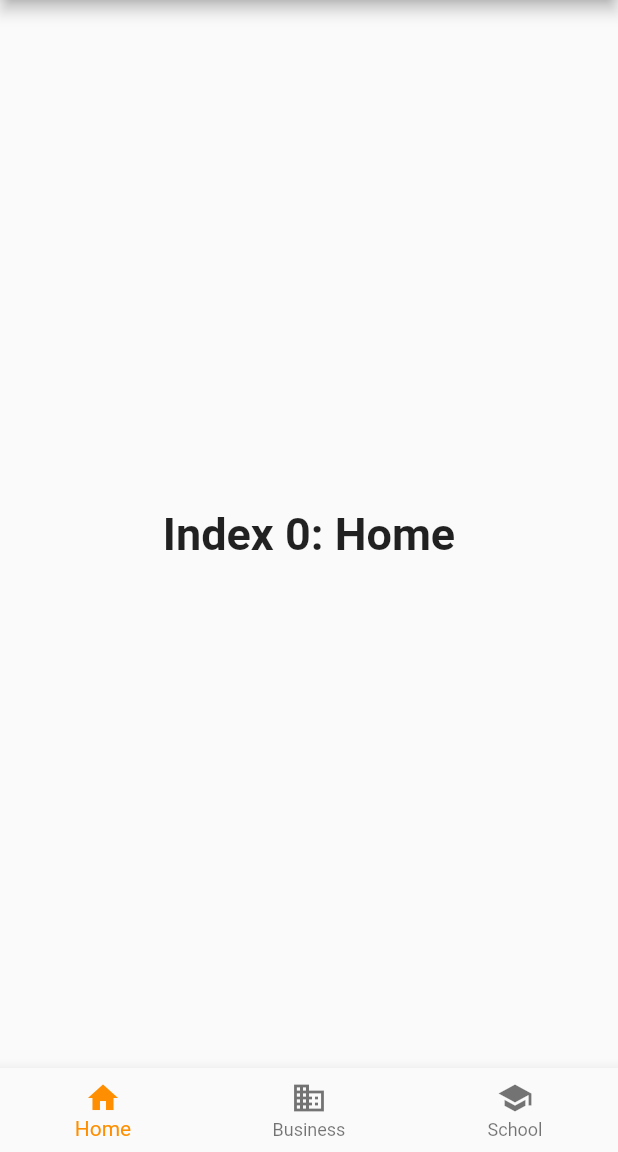
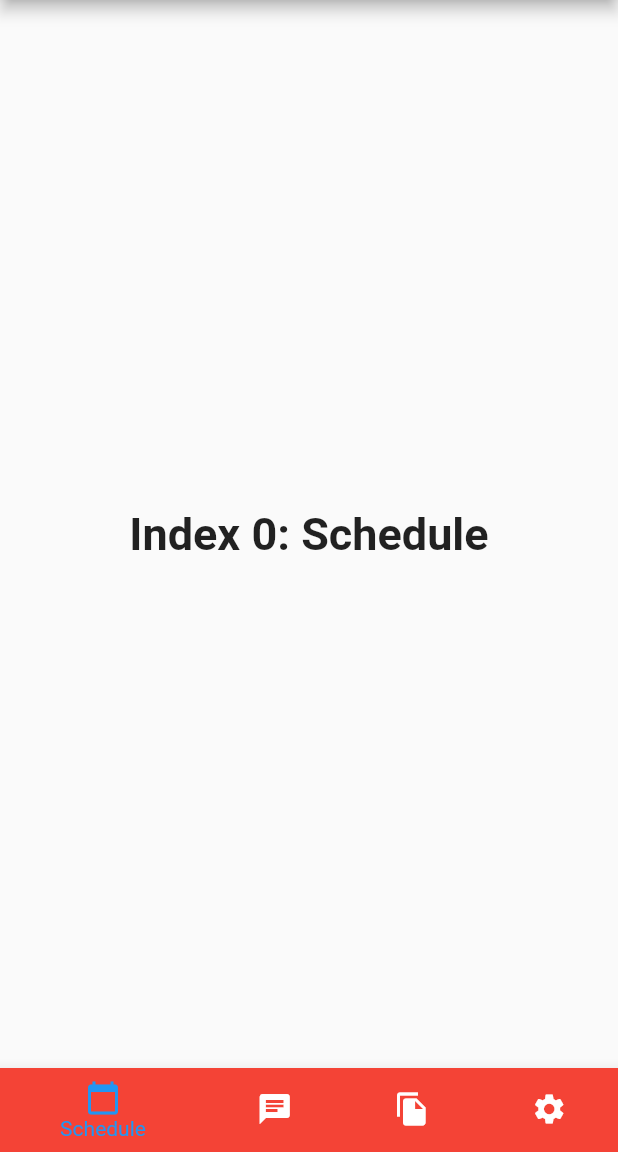
Before and after one commit to chris-corbett/wetra_app, a Flutter app: the screen it shows after launch, on a phone screen of 412 x 824 dp, the part 84-1236 px from its top. Run offline on Flutter 3.47's test engine with Material 2 defaults, Android fonts, the phone set to English and light mode, and no system bars.

Commit message:
Bottom nav matches prototype * Bottom nav now matches prototype and has proper icons and labels

```diff
--- a/lib/main.dart
+++ b/lib/main.dart
@@ -53,17 +53,21 @@ class _MyHomePageState extends State<MyHomePage> {
   static const TextStyle optionStyle = TextStyle(fontSize: 30, fontWeight: FontWeight.bold);
   static const List<Widget> _widgetOptions = <Widget>[
     Text(
-      'Index 0: Home',
+      'Index 0: Schedule',
       style: optionStyle,
     ),
     Text(
-      'Index 1: Business',
+      'Index 1: Chat',
       style: optionStyle,
     ),
     Text(
-      'Index 2: School',
+      'Index 2: Files',
       style: optionStyle,
     ),
+    Text(
+      'Index 3: Settings',
+      style: optionStyle,
+    )
   ];
 
   void _onItemTapped(int index) {
@@ -94,20 +98,28 @@ class _MyHomePageState extends State<MyHomePage> {
       bottomNavigationBar: BottomNavigationBar(
         items: const <BottomNavigationBarItem>[
           BottomNavigationBarItem(
-            icon: Icon(Icons.home),
-            label: 'Home',
+            icon: Icon(Icons.calendar_today),
+            label: 'Schedule',
+            backgroundColor: Colors.red,
           ),
           BottomNavigationBarItem(
-            icon: Icon(Icons.business),
-            label: 'Business',
+            icon: Icon(Icons.chat),
+            label: 'Chat',
+            backgroundColor: Colors.red,
           ),
           BottomNavigationBarItem(
-            icon: Icon(Icons.school),
-            label: 'School',
+            icon: Icon(Icons.file_copy),
+            label: 'Files',
+            backgroundColor: Colors.red,
+          ),
+          BottomNavigationBarItem(
+            icon: Icon(Icons.settings),
+            label: 'Settings',
+            backgroundColor: Colors.red,
           ),
         ],
         currentIndex: _selectedIndex,
-        selectedItemColor: Colors.amber[800],
+        selectedItemColor: Colors.blue[500],
         onTap: _onItemTapped,
       ),
     );
```
